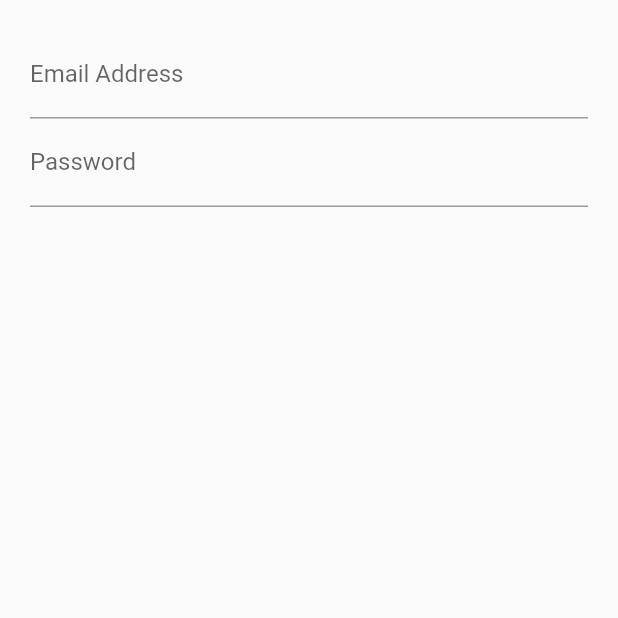
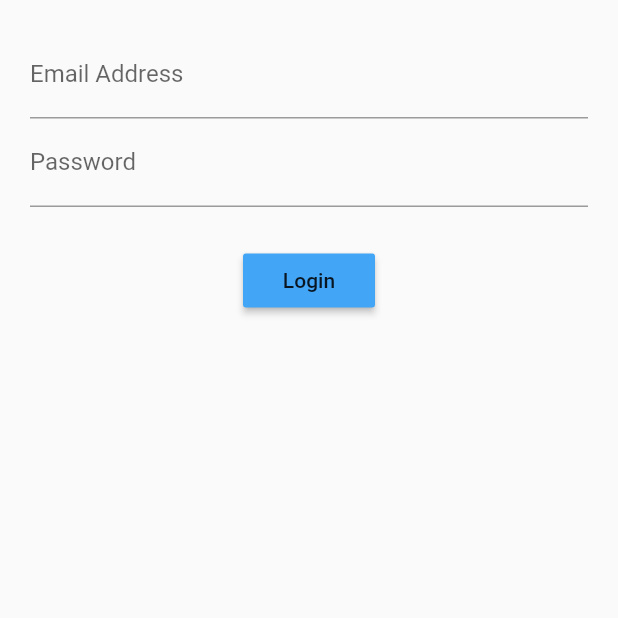
Before and after one commit to kannansgithub/flutter, a Flutter app: the screen it shows after launch, on a phone screen of 412 x 824 dp, the top half of it. Run offline on Flutter 3.47's test engine with Material 2 defaults, Android fonts, the phone set to English and light mode, and no system bars.

Commit message:
Cleaned Code

```diff
--- a/login_bloc/lib/src/app.dart
+++ b/login_bloc/lib/src/app.dart
@@ -1,13 +1,16 @@
 import 'package:flutter/material.dart';
 import 'package:login_bloc/src/screens/login_screen.dart';
+import 'blocs/provider.dart';
 
 class App extends StatelessWidget {
   @override
   Widget build(BuildContext context) {
-    return MaterialApp(
-      title: 'Log Me In',
-      home: Scaffold(
-        body: LoginScreen(),
+    return Provider(
+      child: MaterialApp(
+        title: 'Log Me In',
+        home: Scaffold(
+          body: LoginScreen(),
+        ),
       ),
     );
   }
--- /dev/null
+++ b/login_bloc/lib/src/blocs/bloc.dart
@@ -0,0 +1,19 @@
+import 'dart:async';
+import 'validator.dart';
+
+class Bloc extends Object with Validators {
+  final _emailController = StreamController<String>();
+  final _passwordController = StreamController<String>();
+
+  Function(String) get handleEmailOnChange => _emailController.sink.add;
+  Function(String) get handlePasswordOnChange => _passwordController.sink.add;
+
+  Stream<String> get email => _emailController.stream.transform(validateEmail);
+  Stream<String> get password =>
+      _passwordController.stream.transform(validatePassword);
+
+  dispose() {
+    _emailController.close();
+    _passwordController.close();
+  }
+}
--- /dev/null
+++ b/login_bloc/lib/src/blocs/provider.dart
@@ -0,0 +1,14 @@
+import 'package:flutter/material.dart';
+import 'bloc.dart';
+
+class Provider extends InheritedWidget {
+  final bloc = Bloc();
+  Provider({Key key, Widget child}) : super(key: key, child: child);
+  static Bloc of(BuildContext context) {
+    var inheritProviderType = context.inheritFromWidgetOfExactType(Provider);
+    return (inheritProviderType as Provider).bloc;
+  }
+
+  @override
+  bool updateShouldNotify(covariant InheritedWidget oldWidget) => true;
+}
--- a/login_bloc/lib/src/screens/login_screen.dart
+++ b/login_bloc/lib/src/screens/login_screen.dart
@@ -1,33 +1,64 @@
 import 'package:flutter/material.dart';
+import 'package:login_bloc/src/blocs/provider.dart';
+import '../blocs/bloc.dart';
 
 class LoginScreen extends StatelessWidget {
   @override
   Widget build(BuildContext context) {
+    final bloc = Provider.of(context);
+
     return Container(
       margin: EdgeInsets.all(20.0),
       child: Column(
-        children: [emailField(), passwordField()],
+        children: [
+          emailField(bloc),
+          passwordField(bloc),
+          Container(
+            margin: EdgeInsets.only(top: 25.0),
+          ),
+          submitButton(),
+        ],
       ),
     );
   }
 
-  Widget emailField() {
+  Widget emailField(Bloc bloc) {
+    return StreamBuilder(
+      stream: bloc.email,
+      builder: (context, snapshot) {
         return TextField(
           keyboardType: TextInputType.emailAddress,
           decoration: InputDecoration(
               hintText: 'you@example.com',
               labelText: 'Email Address',
-      ),
+              errorText: snapshot.error),
+          onChanged: bloc.handleEmailOnChange,
+        );
+      },
     );
   }
 
-  Widget passwordField() {
+  Widget passwordField(Bloc bloc) {
+    return StreamBuilder(
+      stream: bloc.password,
+      builder: (context, snapshot) {
         return TextField(
           obscureText: true,
           decoration: InputDecoration(
               hintText: 'Password',
               labelText: 'Password',
-      ),
+              errorText: snapshot.error),
+          onChanged: bloc.handlePasswordOnChange,
+        );
+      },
+    );
+  }
+
+  Widget submitButton() {
+    return RaisedButton(
+      onPressed: () {},
+      child: Text('Login'),
+      color: Colors.blue[400],
     );
   }
 }
```
Also changed, not shown: login_bloc/lib/src/blocs/validator.dart (added, +20 -0 lines). Lines whose indentation alone changed are shown as unchanged.
